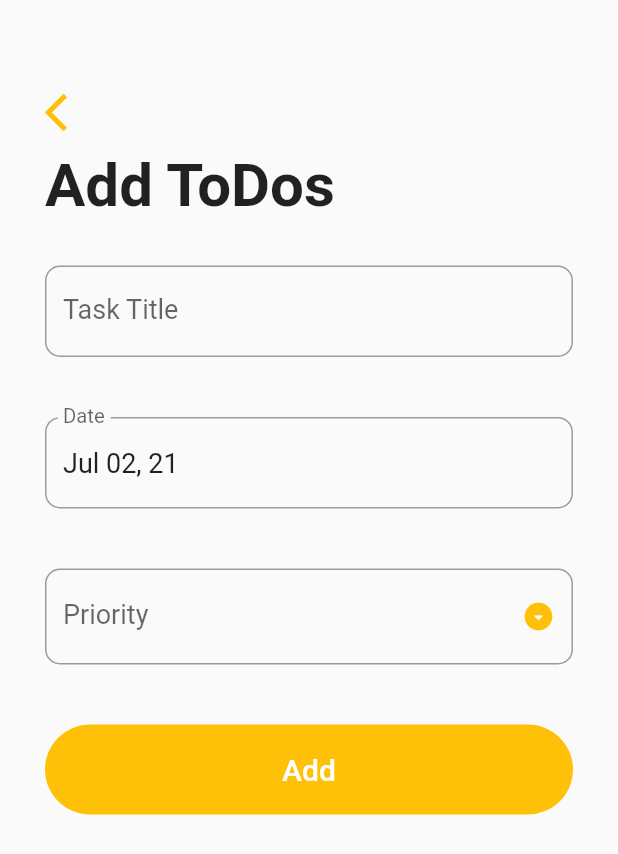
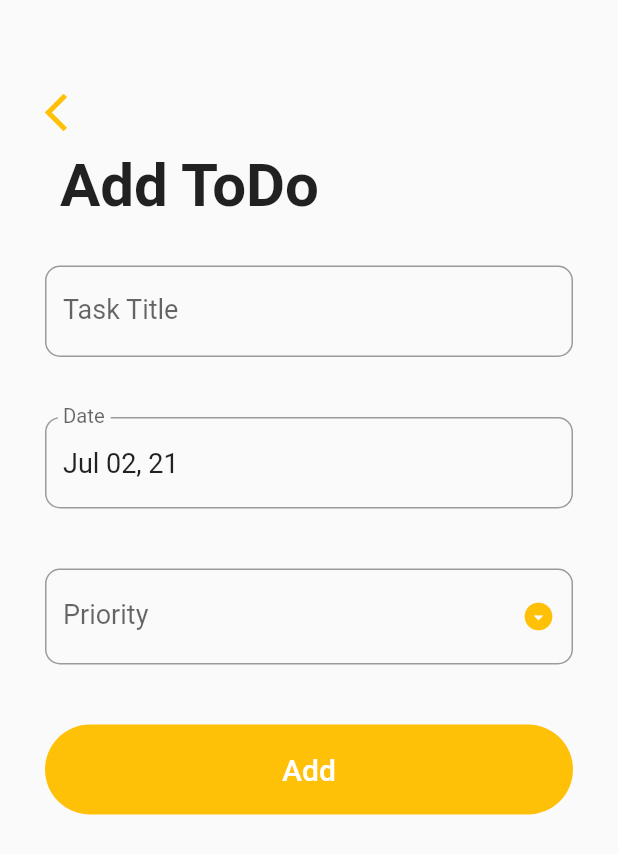
Before and after one commit to ucpritam/flutter-todo, a Flutter app: the screen it shows after launch, after a tap on the "add" icon, on a phone screen of 412 x 824 dp. Shown: the top 854 px of the screen. Run offline on Flutter 3.47's test engine with Material 2 defaults, Android fonts, the phone set to English and light mode, and no system bars; drawn by our look-alikes of velocity_x; our stand-ins replace sqflite; accounts and stored records are empty.

Commit message:
crud functions working good..//task title not shown in the front page// to be corrected..

```diff
--- a/lib/Pages/addTaskPage.dart
+++ b/lib/Pages/addTaskPage.dart
@@ -1,13 +1,19 @@
 import 'package:flutter/material.dart';
+import 'package:sqflitecurd/Resources/database.dart';
+import 'package:sqflitecurd/models/taskModels.dart';
 import 'package:velocity_x/velocity_x.dart';
 import 'package:intl/intl.dart';
 
-class AddToDo extends StatefulWidget {
+class AddToDoPage extends StatefulWidget {
+  final Function updateTaskList;
+  final Task task;
+  AddToDoPage({this.updateTaskList, this.task});
+
   @override
-  _AddToDoState createState() => _AddToDoState();
+  _AddToDoPageState createState() => _AddToDoPageState();
 }
 
-class _AddToDoState extends State<AddToDo> {
+class _AddToDoPageState extends State<AddToDoPage> {
   final _formKey = GlobalKey<FormState>();
   String _title = "";
   String _important;
@@ -20,6 +26,12 @@ class _AddToDoState extends State<AddToDo> {
   @override
   void initState() {
     super.initState();
+
+    if (widget.task != null) {
+      _title = widget.task.title;
+      _date = widget.task.date;
+      _important = widget.task.priorty;
+    }
     _dateController.text = _dateFormatter.format(_date);
   }
 
@@ -49,8 +61,24 @@ class _AddToDoState extends State<AddToDo> {
       _formKey.currentState.save();
       print("$_title,$_date,$_important");
       //Update Todo List Page
+      Task task = Task(title: _title, date: _date, priorty: _important);
+      if (widget.task == null) {
+        task.status = 0;
+        DatabaseResource.instance.insertTask(task);
+      } else {
+        task.id = widget.task.id;
+        task.status = widget.task.status;
+        DatabaseResource.instance.updateTask(task);
+      }
+      widget.updateTaskList();
       Navigator.pop(context);
     }
+  }
+
+  void deleteToDo() {
+    DatabaseResource.instance.deleteTask(widget.task.id);
+    widget.updateTaskList();
+    Navigator.pop(context);
   }
 
   @override
@@ -68,13 +96,21 @@ class _AddToDoState extends State<AddToDo> {
                   child: Icon(
                     Icons.arrow_back_ios,
                     size: 30,
-                    color: Theme.of(context).accentColor,
+                    color: widget.task == null
+                        ? Theme.of(context).accentColor
+                        : Theme.of(context).primaryColorDark,
                   ),
                 ),
                 SizedBox(
                   height: 10,
                 ),
-                "Add ToDos".text.bold.size(40).make(),
+                Text(
+                  widget.task == null ? " Add ToDo" : "Update ToDo",
+                  style: TextStyle(
+                    fontSize: 40,
+                    fontWeight: FontWeight.bold,
+                  ),
+                ),
                 SizedBox(height: 10),
                 Form(
                   key: _formKey,
@@ -121,11 +157,17 @@ class _AddToDoState extends State<AddToDo> {
                           Icons.arrow_drop_down_circle_rounded,
                         ),
                         iconSize: 22,
-                        iconEnabledColor: Theme.of(context).primaryColor,
+                        iconEnabledColor: widget.task == null
+                            ? Theme.of(context).accentColor
+                            : Theme.of(context).primaryColor,
                         items: _importance.map((String _important) {
                           return DropdownMenuItem(
                             value: _important,
-                            child: _important.text.black.size(18).make(),
+                            child: Text("$_important",
+                                style: TextStyle(
+                                  fontSize: 18,
+                                  color: Colors.black,
+                                )),
                           );
                         }).toList(),
                         style: TextStyle(fontSize: 18),
@@ -152,12 +194,38 @@ class _AddToDoState extends State<AddToDo> {
                   height: 60,
                   width: double.infinity,
                   decoration: BoxDecoration(
-                      color: Theme.of(context).primaryColor,
+                      color: widget.task == null
+                          ? Theme.of(context).accentColor
+                          : Theme.of(context).primaryColor,
                       borderRadius: BorderRadius.circular(30)),
                   child: TextButton(
-                      onPressed: _addTodo,
-                      child: "Add".text.white.size(20).makeCentered()),
+                    onPressed: _addTodo,
+                    child: Text(
+                      widget.task == null ? "Add" : "Update",
+                      style: TextStyle(
+                        fontSize: 20,
+                        color: Colors.white,
+                      ),
+                    ),
+                  ),
                 ),
+                widget.task != null
+                    ? Container(
+                        margin: EdgeInsets.symmetric(vertical: 20),
+                        height: 60,
+                        width: double.infinity,
+                        decoration: BoxDecoration(
+                            color: Theme.of(context).primaryColorDark,
+                            borderRadius: BorderRadius.circular(30)),
+                        child: TextButton(
+                            onPressed: deleteToDo,
+                            child: Text(
+                              "Delete",
+                              style:
+                                  TextStyle(fontSize: 20, color: Colors.white),
+                            )),
+                      )
+                    : SizedBox.shrink(),
               ],
               crossAlignment: CrossAxisAlignment.start,
             ),
--- a/lib/Pages/todoListPage.dart
+++ b/lib/Pages/todoListPage.dart
@@ -1,6 +1,10 @@
 import 'package:flutter/material.dart';
+import 'package:intl/intl.dart';
 import 'package:sqflitecurd/Pages/addTaskPage.dart';
+import 'package:sqflitecurd/Resources/database.dart';
+import 'package:sqflitecurd/models/taskModels.dart';
 import 'package:velocity_x/velocity_x.dart';
+import 'package:async/async.dart';
 
 class ToDoHome extends StatefulWidget {
   @override
@@ -8,23 +12,83 @@ class ToDoHome extends StatefulWidget {
 }
 
 class _ToDoHomeState extends State<ToDoHome> {
-  Widget _buildTasks(int index) {
+  Future<List<Task>> _taskList;
+  final DateFormat _dateFormatter = DateFormat("MMM dd, yy");
+
+  @override
+  void initState() {
+    super.initState();
+    _updateTaskList();
+  }
+
+  _updateTaskList() {
+    setState(() {
+      _taskList = DatabaseResource.instance.getTaskList();
+    });
+  }
+
+  // _deleteToDo() {
+  //   DatabaseResource.instance.deleteTask(widget.task.id);
+  //   widget.updateTaskList();
+  //   Navigator.pop(context);
+  // }
+
+  Widget _buildTasks(Task task) {
     return Padding(
       padding: EdgeInsets.symmetric(horizontal: 25),
       child: VStack([
-        ListTile(
-          title: "ToDo Title".text.make(),
-          subtitle: "july 5, 2021 • High".text.make(),
-          trailing: Checkbox(
+        Card(
+          elevation: 5,
+          child: ListTile(
+            title: Text(
+              "${task.title}",
+              style: TextStyle(
+                fontSize: 18,
+                decoration: task.status == 0
+                    ? TextDecoration.underline
+                    : TextDecoration.none,
+              ),
+            ),
+            subtitle: Text(
+              "${_dateFormatter.format(task.date)} • ${task.priorty}",
+              style: TextStyle(
+                fontSize: 14,
+                decoration: task.status == 0
+                    ? TextDecoration.underline
+                    : TextDecoration.none,
+              ),
+            ),
+            trailing: HStack([
+              GestureDetector(
+                onTap: () => deleteToDo,
+                child: Icon(
+                  Icons.delete_forever,
+                  size: 30,
+                  color: Colors.redAccent,
+                ),
+              ),
+              Checkbox(
                 onChanged: (value) {
-              print(value);
+                  task.status = value ? 1 : 0;
+                  DatabaseResource.instance.updateTask(task);
+                  _updateTaskList();
                 },
-            activeColor: Theme.of(context).primaryColor,
-            value: true,
+                activeColor: Theme.of(context).accentColor,
+                value: task.status == 1 ? true : false,
+              ),
+            ]),
+            onTap: () => Navigator.push(
+                context,
+                MaterialPageRoute(
+                  builder: (_) => AddToDoPage(
+                    updateTaskList: _updateTaskList,
+                    task: task,
+                  ),
+                )),
           ),
         ),
         Divider(
-          color: Theme.of(context).primaryColor,
+          color: Theme.of(context).primaryColorDark,
         )
       ]),
     );
@@ -39,20 +103,40 @@ class _ToDoHomeState extends State<ToDoHome> {
           color: Colors.white,
           size: 30,
         ),
-        backgroundColor: Theme.of(context).accentColor,
+        backgroundColor: Theme.of(context).primaryColor,
         onPressed: () => Navigator.push(
           context,
           MaterialPageRoute(
-              builder: (_) => AddToDo(),
-            )),
+            builder: (_) => AddToDoPage(
+              updateTaskList: _updateTaskList,
             ),
-      body: ListView.builder(
+          ),
+        ),
+      ),
+      body: FutureBuilder(
+        future: _taskList,
+        builder: (context, snapshot) {
+          if (!snapshot.hasData) {
+            return Center(
+              child: Card(
+                child: CircularProgressIndicator().p8(),
+              ),
+            );
+          }
+
+          final int completedTaskCount = snapshot.data
+              .where((Task task) => task.status == 1)
+              .toList()
+              .length;
+
+          return ListView.builder(
             padding: EdgeInsets.symmetric(vertical: 60),
-        itemCount: 10,
+            itemCount: 1 + snapshot.data.length,
             itemBuilder: (BuildContext context, int index) {
               if (index == 0) {
                 return Padding(
-              padding: EdgeInsets.symmetric(horizontal: 25, vertical: 25 / 2),
+                  padding:
+                      EdgeInsets.symmetric(horizontal: 25, vertical: 25 / 2),
                   child: Card(
                     elevation: 2,
                     clipBehavior: Clip.antiAlias,
@@ -60,7 +144,7 @@ class _ToDoHomeState extends State<ToDoHome> {
                       [
                         "Things To Do".text.black.size(40).make().p8(),
                         SizedBox(height: 10),
-                    ""
+                        "$completedTaskCount of ${snapshot.data.length}"
                             .text
                             .gray700
                             .size(20)
@@ -73,7 +157,9 @@ class _ToDoHomeState extends State<ToDoHome> {
                   ),
                 );
               }
-          return _buildTasks(index);
+              return _buildTasks(snapshot.data[index - 1]);
+            },
+          );
         },
       ),
     );
--- a/lib/Resources/database.dart
+++ b/lib/Resources/database.dart
@@ -9,20 +9,12 @@ class DatabaseResource {
 
   DatabaseResource._instance();
 
-/*
-ToDo table
-ID  Title  Date  Importance  status
-0    ""     ""       ""         0
-1    ""     ""       ""         0
-2    ""     ""       ""         0
- */
-
-  String toDoTable = "todo_Task_Table";
+  String toDoTable = "todoTaskTable";
   String columnId = "id";
-  String columnTitle = "Title";
+  String columnTitle = "title";
   String columnDate = "date";
-  String columnPriority = "priority";
-  String columnstatus = "status";
+  String columnPriorty = "priorty";
+  String columnStatus = "status";
 
   Future<Database> get db async {
     if (_db == null) {
@@ -41,7 +33,7 @@ ID  Title  Date  Importance  status
 
   void _createDb(Database db, int version) async {
     await db.execute(
-      "Create TODO Table $toDoTable($columnId INTEGER PRIMARY KEY AUTOINCREMENT, $columnTitle TEXT, $columnDate Text, $columnPriority TEXT, $columnstatus INTEGER)",
+      "CREATE TABLE $toDoTable($columnId INTEGER PRIMARY KEY AUTOINCREMENT, $columnTitle TEXT, $columnDate Text, $columnPriorty TEXT, $columnStatus INTEGER)",
     );
   }
 
@@ -57,6 +49,7 @@ ID  Title  Date  Importance  status
     taskMapList.forEach((taskMap) {
       taskList.add(Task.fromMap(taskMap));
     });
+    taskList.sort((taskA, taskB) => taskA.date.compareTo(taskB.date));
     return taskList;
   }
 
--- a/lib/main.dart
+++ b/lib/main.dart
@@ -13,7 +13,10 @@ class MyApp extends StatelessWidget {
       title: 'ToDo List',
       debugShowCheckedModeBanner: false,
       theme: ThemeData(
-        primarySwatch: Colors.amber,
+        accentColor: Colors.amber,
+        primaryColor: Colors.green,
+        primaryColorDark: Colors.redAccent,
+        backgroundColor: Colors.white,
       ),
       home: ToDoHome(),
     );
--- a/lib/models/taskModels.dart
+++ b/lib/models/taskModels.dart
@@ -2,19 +2,19 @@ class Task {
   int id;
   String title;
   DateTime date;
-  String priority;
+  String priorty;
   int status; //(0 -> incomplete ; 1 -> complete;)
 
   Task({
     this.date,
-    this.priority,
+    this.priorty,
     this.status,
     this.title,
   });
   Task.withId({
     this.id,
     this.date,
-    this.priority,
+    this.priorty,
     this.status,
     this.title,
   });
@@ -26,7 +26,7 @@ class Task {
     }
     map["title"] = title;
     map["date"] = date.toIso8601String();
-    map["priority"] = priority;
+    map["priorty"] = priorty;
     map["status"] = status;
     return map;
   }
@@ -36,7 +36,7 @@ class Task {
       id: map["id"],
       title: map["title"],
       date: DateTime.parse(map["date"]),
-      priority: map["priority"],
+      priorty: map["priorty"],
       status: map["status"],
     );
   }
--- a/pubspec.yaml
+++ b/pubspec.yaml
@@ -17,6 +17,7 @@ dependencies:
 
 
   cupertino_icons: ^1.0.2
+  card_scanner: ^0.2.2
 
   intl: ^0.17.0
   path_provider: ^2.0.2
```
Also changed, not shown: pubspec.lock, 1 other file. Lines whose indentation alone changed are shown as unchanged.
